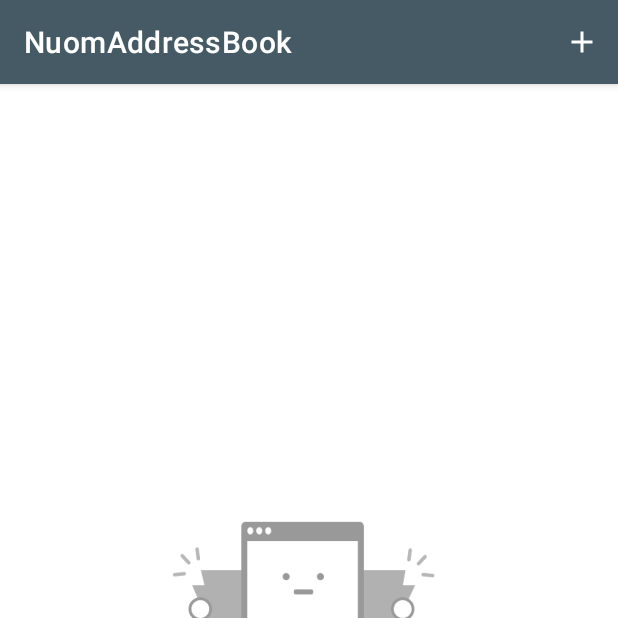
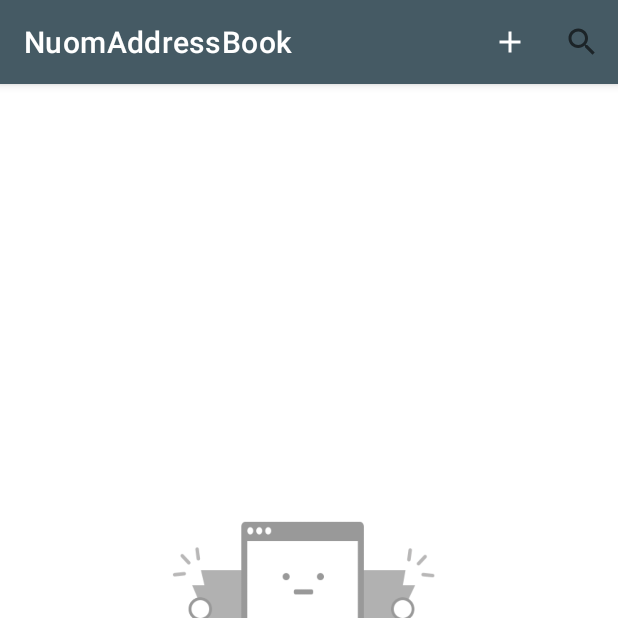
Before and after one commit to tomklecha/AddressBook, an Android app: the screen it shows after launch (MainActivity), on a phone screen of 412 x 824 dp, the top half of it. Run offline under Robolectric (Android 15) with nearby library versions, the phone set to English and light mode, and no system bars; our stand-ins replace Room's generated code, data binding, navigation-ui.

Commit message:
created search widget of contacts

```diff
--- a/app/src/main/java/com/tkdev/nuomaddressbook/data/ContactDao.kt
+++ b/app/src/main/java/com/tkdev/nuomaddressbook/data/ContactDao.kt
@@ -18,6 +18,9 @@ interface ContactDao {
     @Query("SELECT * FROM contacts ORDER BY first_name COLLATE NOCASE")
     fun getContacts(): Flow<List<Contact>>
 
+    @Query("SELECT * FROM contacts WHERE first_name LIKE  '%' ||:search || '%'  OR last_name LIKE  '%' ||:search || '%'ORDER BY first_name COLLATE NOCASE")
+    fun getSearchContacts(search: String?): List<Contact>
+
     @Query("SELECT * FROM contacts where id IS :uid")
     fun getContact(uid: Int): Contact
 
--- a/app/src/main/java/com/tkdev/nuomaddressbook/repository/ContactsRepository.kt
+++ b/app/src/main/java/com/tkdev/nuomaddressbook/repository/ContactsRepository.kt
@@ -5,6 +5,8 @@ import com.tkdev.nuomaddressbook.data.ContactDao
 import kotlinx.coroutines.flow.Flow
 
 class ContactsRepository(private val dao: ContactDao) {
+
+    fun getSearchContacts(search: String?): List<Contact> = dao.getSearchContacts(search)
 
     fun getContacts(): Flow<List<Contact>> = dao.getContacts()
 
--- a/app/src/main/java/com/tkdev/nuomaddressbook/viewmodels/ContactsViewModel.kt
+++ b/app/src/main/java/com/tkdev/nuomaddressbook/viewmodels/ContactsViewModel.kt
@@ -12,9 +12,18 @@ class ContactsViewModel(
 
     private val _contact = MutableLiveData<Contact>()
 
+    private val _searchContacts = MutableLiveData<List<Contact>>()
+
     val contact: LiveData<Contact> = _contact
 
+    val searchContacts: LiveData<List<Contact>> = _searchContacts
+
     val contacts: LiveData<List<Contact>> = repository.getContacts().asLiveData()
+
+    fun getSearchContacts(search: String?)=
+        viewModelScope.launch(Dispatchers.IO) {
+            _searchContacts.postValue(repository.getSearchContacts(search))
+        }
 
     fun getContact(contact: Int) =
         viewModelScope.launch(Dispatchers.IO) {
--- a/app/src/main/java/com/tkdev/nuomaddressbook/views/ContactsFragment.kt
+++ b/app/src/main/java/com/tkdev/nuomaddressbook/views/ContactsFragment.kt
@@ -2,8 +2,10 @@ package com.tkdev.nuomaddressbook.views
 
 import android.os.Bundle
 import android.view.LayoutInflater
+import android.view.Menu
 import android.view.View
 import android.view.ViewGroup
+import android.widget.SearchView
 import androidx.fragment.app.Fragment
 import androidx.fragment.app.activityViewModels
 import androidx.lifecycle.observe
@@ -24,6 +26,11 @@ class ContactsFragment : Fragment(), ContactsAdapter.ItemListener {
 
     private val contactsViewModel: ContactsViewModel by activityViewModels {
         InjectorUtils.provideContactsViewModelFactory(requireContext())
+    }
+
+    override fun onCreate(savedInstanceState: Bundle?) {
+        super.onCreate(savedInstanceState)
+        setHasOptionsMenu(true)
     }
 
     override fun onCreateView(
@@ -67,18 +74,40 @@ class ContactsFragment : Fragment(), ContactsAdapter.ItemListener {
 
     private fun updateUI(list: List<Contact>) {
         when (list.isEmpty()) {
-            true -> imageView.visibility = View.VISIBLE
+            true -> {
+                imageView.visibility = View.VISIBLE
+                contactsRecyclerView.visibility = View.INVISIBLE
+            }
             false -> {
                 imageView.visibility = View.INVISIBLE
+                contactsRecyclerView.visibility = View.VISIBLE
                 contactsAdapter.submitList(list)
             }
         }
     }
 
-//      TODO kept callback code for usage with Floating Action Button
+    //      TODO kept callback code for usage with Floating Action Button
 //    interface Callback {
 //        fun createContact()
 //    }
+    override fun onPrepareOptionsMenu(menu: Menu) {
+        val searchItem = menu.findItem(R.id.app_bar_search)
+        val searchMenu = searchItem.actionView as SearchView
+        searchMenu.setOnQueryTextListener(object : SearchView.OnQueryTextListener {
+            override fun onQueryTextSubmit(p0: String?): Boolean {
+                return false
+            }
+
+            override fun onQueryTextChange(p0: String?): Boolean {
+                contactsViewModel.getSearchContacts(p0)
+                contactsViewModel.searchContacts.observe(viewLifecycleOwner) {
+                    updateUI(it)
+                }
+                return true
+            }
+        })
+        super.onPrepareOptionsMenu(menu)
+    }
 
     override fun onItemClickListener(contactId: Int) {
         contactsViewModel.getContact(contactId)
--- a/app/src/main/res/menu/menu_main.xml
+++ b/app/src/main/res/menu/menu_main.xml
@@ -8,4 +8,10 @@
         android:title="@string/add_contact"
         android:visible="true"
         app:showAsAction="always" />
+    <item
+        android:id="@+id/app_bar_search"
+        android:icon="@drawable/ic_search_black_24dp"
+        app:showAsAction="always"
+        android:title="Search"
+        app:actionViewClass="android.widget.SearchView" />
 </menu>
```
Also changed, not shown: app/src/main/java/com/tkdev/nuomaddressbook/views/SingleContactFragment.kt (+10 -0 lines).
